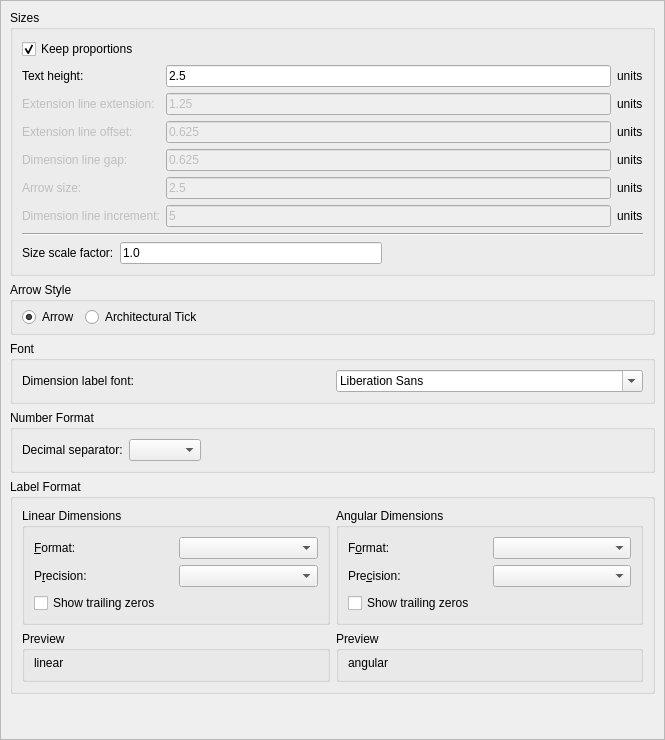
Before: the Qt Designer form scripts/Edit/DrawingPreferences/DimensionSettings/PreferencesPage.ui in qcad/qcad, drawn with Qt 5.
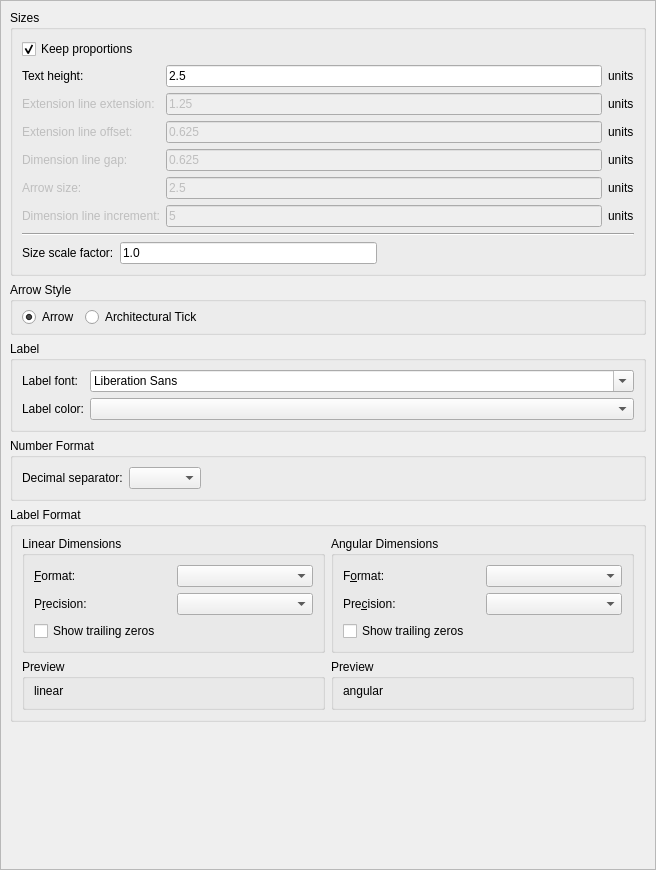
After: the same form once the commit is applied. Custom widgets are drawn as their Qt base class.

Commit message: add dimension label text color to dimension preferences

The edit to the form file:
```diff
--- a/scripts/Edit/DrawingPreferences/DimensionSettings/PreferencesPage.ui
+++ b/scripts/Edit/DrawingPreferences/DimensionSettings/PreferencesPage.ui
@@ -6,8 +6,8 @@
    <rect>
     <x>0</x>
     <y>0</y>
-    <width>665</width>
-    <height>740</height>
+    <width>656</width>
+    <height>870</height>
    </rect>
   </property>
   <property name="widgetResizable">
@@ -18,8 +18,8 @@
     <rect>
      <x>0</x>
      <y>0</y>
-     <width>648</width>
-     <height>764</height>
+     <width>654</width>
+     <height>868</height>
     </rect>
    </property>
    <layout class="QVBoxLayout" name="verticalLayout_2">
@@ -324,19 +324,29 @@
     <item>
      <widget class="QGroupBox" name="FontGroup">
       <property name="title">
-       <string>Font</string>
+       <string>Label</string>
       </property>
-      <layout class="QHBoxLayout" name="horizontalLayout_2">
-       <item>
+      <layout class="QFormLayout" name="formLayout">
+       <item row="0" column="0">
         <widget class="QLabel" name="label_11">
          <property name="text">
-          <string>Dimension label font:</string>
+          <string>Label font:</string>
          </property>
         </widget>
        </item>
-       <item>
+       <item row="0" column="1">
         <widget class="QFontComboBox" name="DimensionFont"/>
        </item>
+       <item row="1" column="0">
+        <widget class="QLabel" name="label">
+         <property name="text">
+          <string>Label color:</string>
+         </property>
+        </widget>
+       </item>
+       <item row="1" column="1">
+        <widget class="RColorCombo" name="DimensionTextColor"/>
+       </item>
       </layout>
      </widget>
     </item>
@@ -561,6 +571,11 @@
    <extends>QLineEdit</extends>
    <header>RMathLineEdit.h</header>
   </customwidget>
+  <customwidget>
+   <class>RColorCombo</class>
+   <extends>QComboBox</extends>
+   <header>RColorCombo.h</header>
+  </customwidget>
  </customwidgets>
  <tabstops>
   <tabstop>KeepProportions</tabstop>
```
The commit also changes 1 other file.
